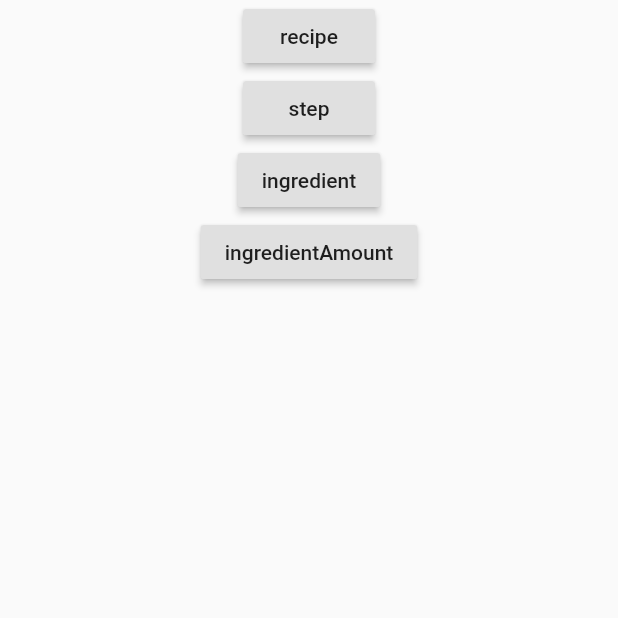
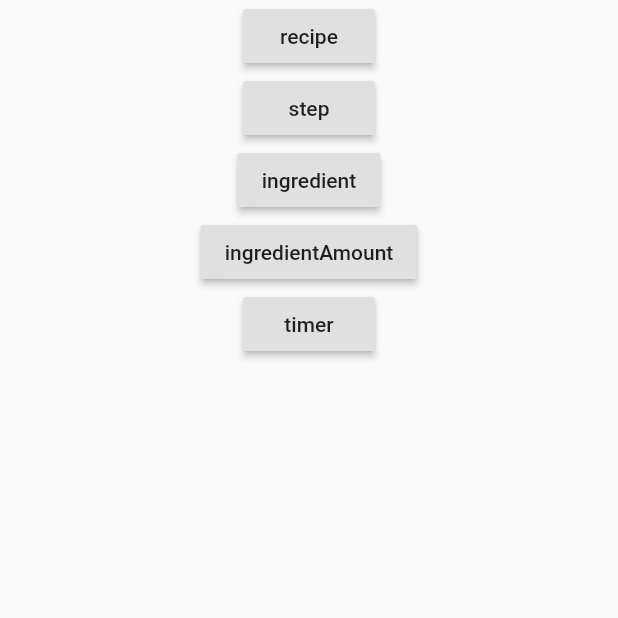
Before and after one commit to ucll-mobile-2021/project-arne-wally-s, a Flutter app: the screen it shows after launch, on a phone screen of 412 x 824 dp, the top half of it. Run offline on Flutter 3.47's test engine with Material 2 defaults, Android fonts, the phone set to English and light mode, and no system bars; our stand-ins replace camera, shimmer, speech_to_text, sqflite; missing offline and left inert: esys_flutter_share; accounts and stored records are empty; generated files the repository leaves out were written again.

Commit message:
db timer

```diff
--- a/lib/DB/DB.dart
+++ b/lib/DB/DB.dart
@@ -46,11 +46,11 @@ class RecipeHelper{
       db.execute('''
       CREATE TABLE ingredient(name TEXT PRIMARY KEY, measurement_unit TEXT,type TEXT, price REAL, picture TEXT)''');
       db.execute('''
-      CREATE TABLE recipe(id TEXT, name TEXT, price INTEGER,veggie INTEGER, healthy INTEGER, prep_time INTEGER, difficulty INTEGER,picture TEXT)''');
+      CREATE TABLE recipe(id TEXT PRIMARY KEY, name TEXT, price INTEGER,veggie INTEGER, healthy INTEGER, prep_time INTEGER, difficulty INTEGER,picture TEXT)''');
       db.execute('''
       CREATE TABLE step(timer INTEGER, number INTEGER, instructions TEXT,timer_title TEXT)''');
       db.execute('''
-      CREATE TABLE timer(minutes INTEGER, title TEXT)''');
+      CREATE TABLE timer(title TEXT , timeOfCreation TEXT, durationInMinutes INTEGER, durationInSeconds INTEGER)''');
       db.execute('''
       CREATE TABLE ingredient_amount(amount REAL, ingredientName TEXT , FOREIGN KEY(ingredientName) REFERENCES ingredient(name))''');
      /*
@@ -127,6 +127,26 @@ class RecipeHelper{
 
   }
 
+  Future<Timer> getTimer(String title) async {
+    // Get a reference to the database.
+    final Database db = await database;
+    try {
+      final List<Map<String, dynamic>> maps = await db.query(
+          'timer', where: "title = '$title' ");
+      var timers = List.generate(maps.length, (i) {
+        Timer timer = timerConstructor(maps[i]['title'], maps[i]['durationInMinutes'],maps[i]['timeOfCreation']);
+        return timer;});
+
+
+      return  timers[0];
+    }
+    catch(ex){
+      print("error in getTimer(String name)");
+      print(ex);
+    }
+
+  }
+
   Future<List<Ingredientamount>> ingredientAmounts() async {
     // Get a reference to the database.
     final Database db = await database;
@@ -165,6 +185,17 @@ class RecipeHelper{
     return steps;
   }
 
+  Future<List<Timer>> timers() async {
+    // Get a reference to the database.
+    final Database db = await database;
+    final List<Map<String, dynamic>> maps = await db.query('timer');
+    var timers = List.generate(maps.length, (i){
+      Timer timer = timerConstructor(maps[i]['title'], maps[i]['durationInMinutes'],maps[i]['timeOfCreation']);
+      return timer;
+    });
+    return timers;
+  }
+
 
 
   void insertStep(im.Step step) async{
@@ -173,6 +204,13 @@ class RecipeHelper{
     var result = await db.insert("step", step.toJson());
 
     print('result: $result');
+  }
+
+  void insertTimer(Timer timer) async{
+    var db = await this.database;
+    //print(timer.toJson(timer).toString());
+    var result = await db.insert("timer", timer.toJson(timer));
+    //print('result: $result');
   }
 
   void insertIngredient(Ingredient ingredient) async{
@@ -256,4 +294,10 @@ class RecipeHelper{
       // Pass the recipe's id as a whereArg to prevent SQL injection.
     );
   }
+
+  Timer timerConstructor(String title, int durationInMinutes,String timeOfCreation ){
+    var temp = Timer(title: title,durationInMinutes: durationInMinutes);
+    temp.timeOfCreation = DateTime.parse(timeOfCreation);
+    return temp;
+  }
 }
--- a/lib/main.dart
+++ b/lib/main.dart
@@ -2,6 +2,7 @@ import 'package:abc_cooking/cook/cook_page.dart';
 import 'package:abc_cooking/buy/buy_page.dart';
 import 'package:abc_cooking/appetite/appetite_page.dart';
 import 'package:abc_cooking/models/ingredient_amount.dart';
+import 'package:abc_cooking/models/timer.dart';
 import 'package:abc_cooking/services/service.dart';
 import 'package:flutter/material.dart';
 import 'package:provider/provider.dart';
@@ -152,7 +153,24 @@ class _MyHomePageState extends State<MyHomePage> {
             //_recipeHelper.deleteAllIngredientAmount();
           });
         },)
-      )
+      ),Center( child: RaisedButton(
+        child: Text("timer"),
+        onPressed: () {
+          _recipeHelper.initializeDatabase().then((value) async{
+            print('--------DB timer ready----------');
+
+            Timer timer = new Timer(title: "testtitle", durationInMinutes: 2);
+            _recipeHelper.insertTimer(timer);
+            _recipeHelper.timers();
+            Timer t = await _recipeHelper.getTimer("testtitle");
+            print(t.title);
+            //print(_recipeHelper.);
+            //_recipeHelper.deleteRecipe("id2");
+          });
+          // Set default people to latest used value
+
+        },)
+      ),
 
 
     ])));
--- a/lib/models/recipe.dart
+++ b/lib/models/recipe.dart
@@ -20,8 +20,6 @@ class Recipe {
   final List<Ingredientamount> ingredients;
   final List<Step> steps;
   final String picture;
-
-
   final String id;
 
   Recipe(this.id, this.name, this.price, this.veggie,this.vegan, this.healthy,
--- a/lib/models/timer.dart
+++ b/lib/models/timer.dart
@@ -9,10 +9,13 @@ class Timer {
   int durationInSeconds;
 
 
+
   Timer({this.title, this.durationInMinutes}) {
     timeOfCreation = DateTime.now();
     durationInSeconds = durationInMinutes * 60;
   }
+
+
 
   int timeLeftInSeconds() {
     DateTime now = DateTime.now();
@@ -20,4 +23,25 @@ class Timer {
     int timeLeft = durationInSeconds - difference.inSeconds;
     return timeLeft;
   }
+  Timer timerConstructor(String title, int durationInMinutes,String timeOfCreation ){
+    var temp = Timer(title: title,durationInMinutes: durationInMinutes);
+    temp.timeOfCreation = DateTime.parse(timeOfCreation);
+    return temp;
+  }
+
+  Timer fromJson(Map<String, dynamic> json) {
+    var timeOfCreation= json['timeOfCreation'];
+    var title = json['title'];
+    var durationInMinutes =json['durationInMinutes'];
+    var durationInSeconds = json['durationInSeconds'];
+    return timerConstructor(title, durationInMinutes, timeOfCreation);
+  }
+
+  Map<String, dynamic> toJson(Timer instance) => <String, dynamic>{
+    'title': instance.title,
+    'timeOfCreation': instance.timeOfCreation.toString(),
+    'durationInMinutes': instance.durationInMinutes,
+    'durationInSeconds': instance.durationInSeconds,
+  };
+
 }
```
